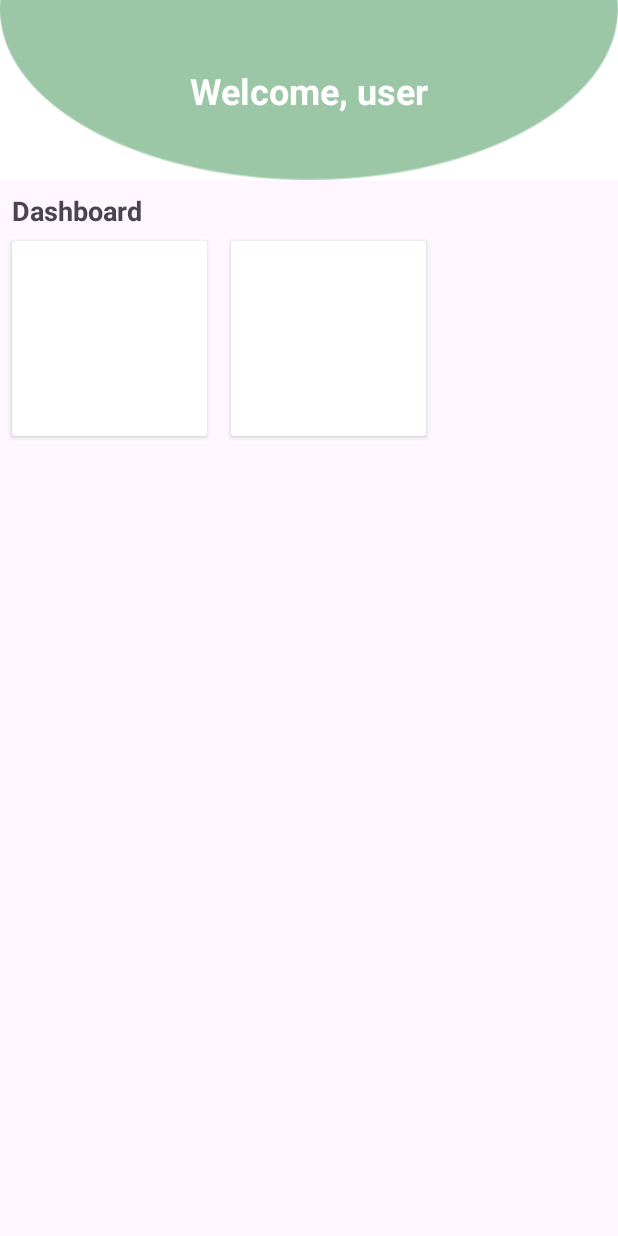
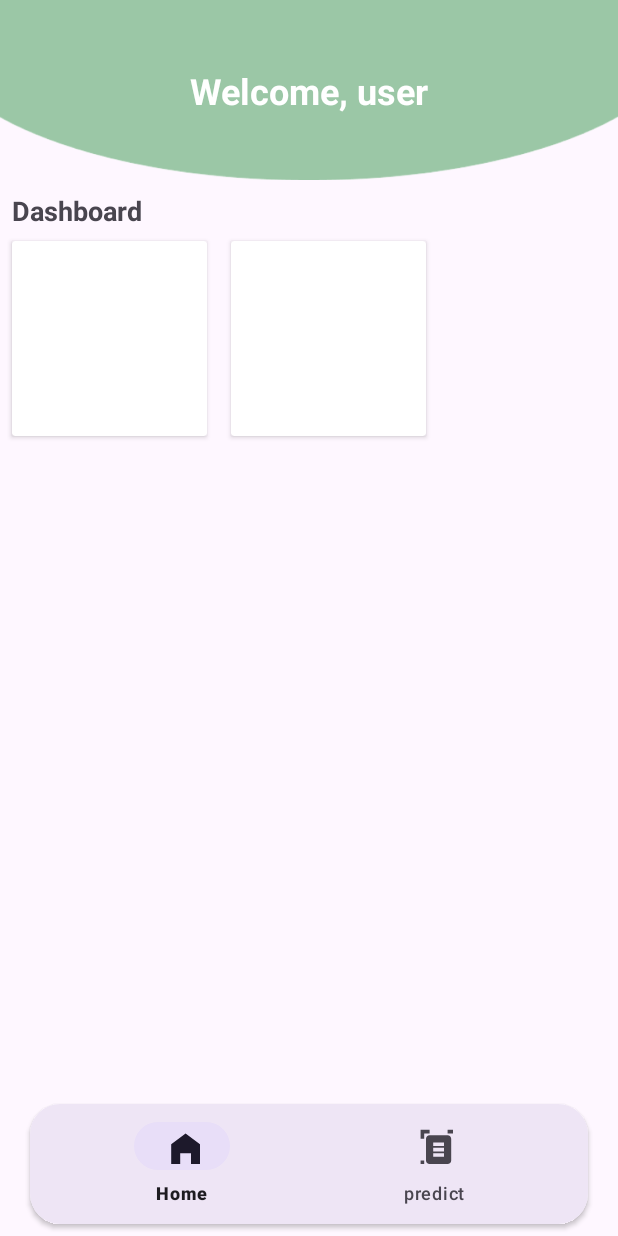
Before and after one commit to nauramufidh/StaySense, an Android app: the MainActivity screen opened directly, with no data from a screen before it, on a phone screen of 412 x 824 dp. Run offline under Robolectric (Android 15) with nearby library versions, the phone set to English and light mode, and no system bars; our stand-ins replace navigation-ui.

Commit message:
update navbar

```diff
--- a/app/src/main/java/com/example/staysense/ui/welcomescreen/WelcomeScreenActivity.kt
+++ b/app/src/main/java/com/example/staysense/ui/welcomescreen/WelcomeScreenActivity.kt
@@ -37,7 +37,7 @@ class WelcomeScreenActivity : AppCompatActivity() {
             finish()
         }
 
-        binding.btnSignup.setOnClickListener {
+        binding.tvLoginToLogin.setOnClickListener {
             val intentToLogin = Intent(this, LoginActivity::class.java)
 //            intentToLogin.putExtra("fromWelcome", true)
             startActivity(intentToLogin)
--- a/app/src/main/res/layout/activity_main.xml
+++ b/app/src/main/res/layout/activity_main.xml
@@ -6,40 +6,6 @@
     android:layout_width="match_parent"
     android:layout_height="match_parent"
     tools:context=".ui.main.MainActivity">
-
-
-    <fragment
-        android:id="@+id/nav_host_fragment_activity_main"
-        android:name="androidx.navigation.fragment.NavHostFragment"
-        android:layout_width="match_parent"
-        android:layout_height="match_parent"
-        app:defaultNavHost="true"
-        app:layout_constraintBottom_toTopOf="@id/cardView"
-        app:layout_constraintLeft_toLeftOf="parent"
-        app:layout_constraintRight_toRightOf="parent"
-        app:layout_constraintTop_toTopOf="parent"
-        app:navGraph="@navigation/mobile_navigation" />
-
-<!--    <androidx.cardview.widget.CardView-->
-<!--        android:id="@+id/cardView"-->
-<!--        android:layout_width="match_parent"-->
-<!--        android:layout_height="wrap_content"-->
-<!--        app:layout_constraintBottom_toBottomOf="parent"-->
-<!--        android:layout_margin="16dp"-->
-<!--        app:cardCornerRadius="15dp">-->
-
-<!--        <com.google.android.material.bottomnavigation.BottomNavigationView-->
-<!--            android:id="@+id/navView"-->
-<!--            android:layout_width="match_parent"-->
-<!--            android:layout_height="wrap_content"-->
-<!--            app:menu="@menu/bottom_navbar"-->
-<!--            />-->
-
-<!--    </androidx.cardview.widget.CardView>-->
-
-
-
-
 
     <androidx.cardview.widget.CardView
         android:id="@+id/cardView"
@@ -57,15 +23,21 @@
             android:layout_width="match_parent"
             android:layout_height="wrap_content"
             android:background="?android:attr/windowBackground"
-            app:labelVisibilityMode="labeled"
             app:menu="@menu/bottom_navbar" />
 
     </androidx.cardview.widget.CardView>
 
-
-
-
-
+    <fragment
+        android:id="@+id/nav_host_fragment_activity_main"
+        android:name="androidx.navigation.fragment.NavHostFragment"
+        android:layout_width="match_parent"
+        android:layout_height="match_parent"
+        app:defaultNavHost="true"
+        app:layout_constraintBottom_toTopOf="@id/cardView"
+        app:layout_constraintLeft_toLeftOf="parent"
+        app:layout_constraintRight_toRightOf="parent"
+        app:layout_constraintTop_toTopOf="parent"
+        app:navGraph="@navigation/mobile_navigation" />
 
 
 </androidx.constraintlayout.widget.ConstraintLayout>
--- a/app/src/main/res/navigation/mobile_navigation.xml
+++ b/app/src/main/res/navigation/mobile_navigation.xml
@@ -3,16 +3,16 @@
     xmlns:app="http://schemas.android.com/apk/res-auto"
     xmlns:tools="http://schemas.android.com/tools"
     android:id="@+id/mobile_navigation"
-    app:startDestination="@id/homeFragment">
+    app:startDestination="@id/navigation_home">
 
     <fragment
-        android:id="@+id/homeFragment"
+        android:id="@+id/navigation_home"
         android:name="com.example.staysense.ui.home.HomeFragment"
         android:label="fragment_home"
         tools:layout="@layout/fragment_home" />
 
     <fragment
-        android:id="@+id/predictFragment"
+        android:id="@+id/navigation_predict"
         android:name="com.example.staysense.ui.predict.PredictFragment"
         android:label="fragment_predict"
         tools:layout="@layout/fragment_predict" />
```
Also changed, not shown: app/src/main/java/com/example/staysense/ui/authentication/LoginActivity.kt (+13 -19 lines), app/src/main/res/layout/activity_login.xml (+8 -8 lines), app/src/main/res/drawable/zblobs.png.
